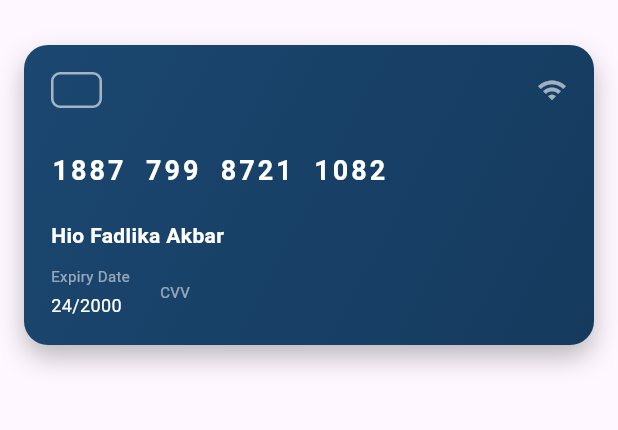
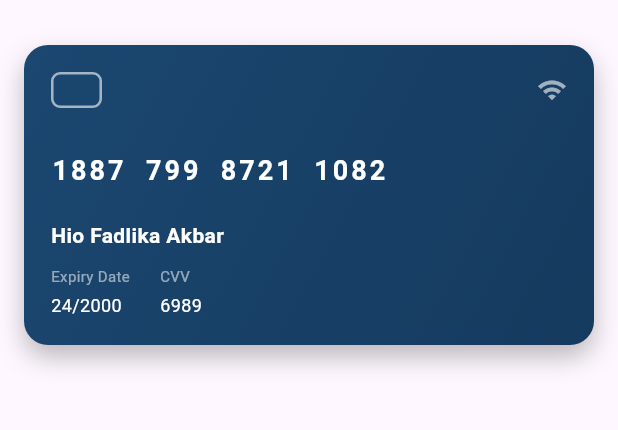
Before and after one commit to hiofadlikaakbar/tugas_week_8_1123150077, a Flutter app: the screen it shows after launch, on a phone screen of 412 x 824 dp, the part 63-493 px from its top. Run offline on Flutter 3.47's test engine with Material 3 defaults, Android fonts, the phone set to English and light mode, and no system bars.

Commit message:
nambah nomor CVV

```diff
--- a/lib/pages/home_page.dart
+++ b/lib/pages/home_page.dart
@@ -115,6 +115,14 @@ class HomePage extends StatelessWidget {
                                           fontSize: 10,
                                         ),
                                       ),
+                                      SizedBox(height: 4),
+                                      Text(
+                                        "6989",
+                                        style: TextStyle(
+                                          color: Colors.white,
+                                          fontSize: 12,
+                                        ),
+                                      ),
                                     ],
                                   ),
                                 ],
```
